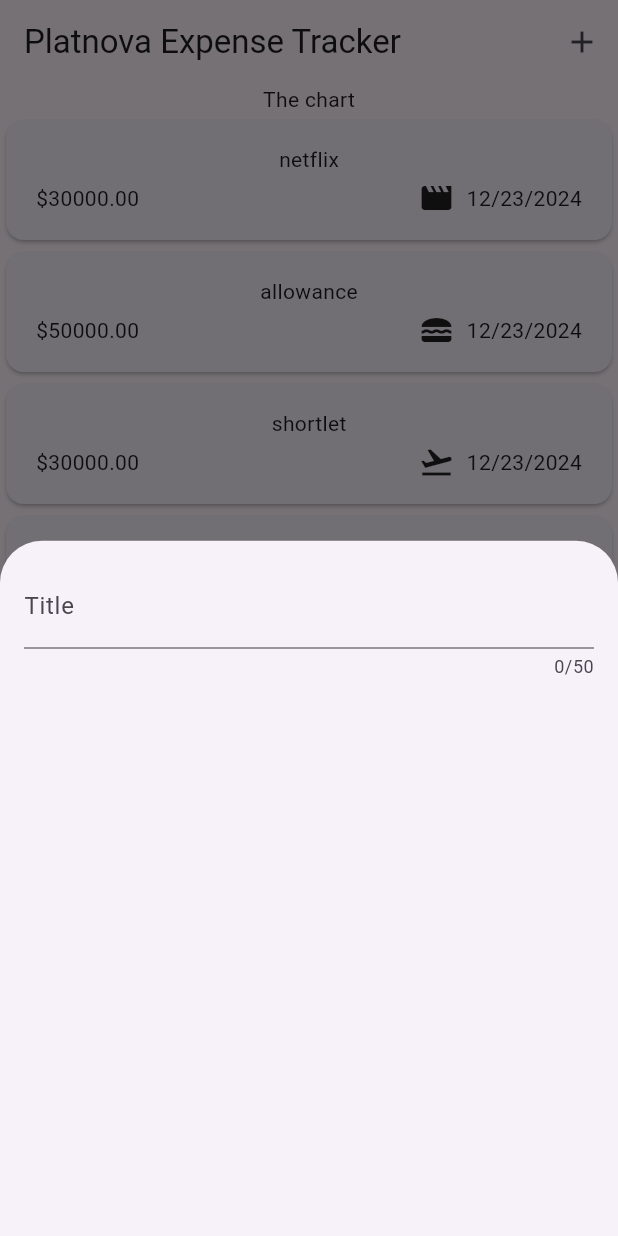
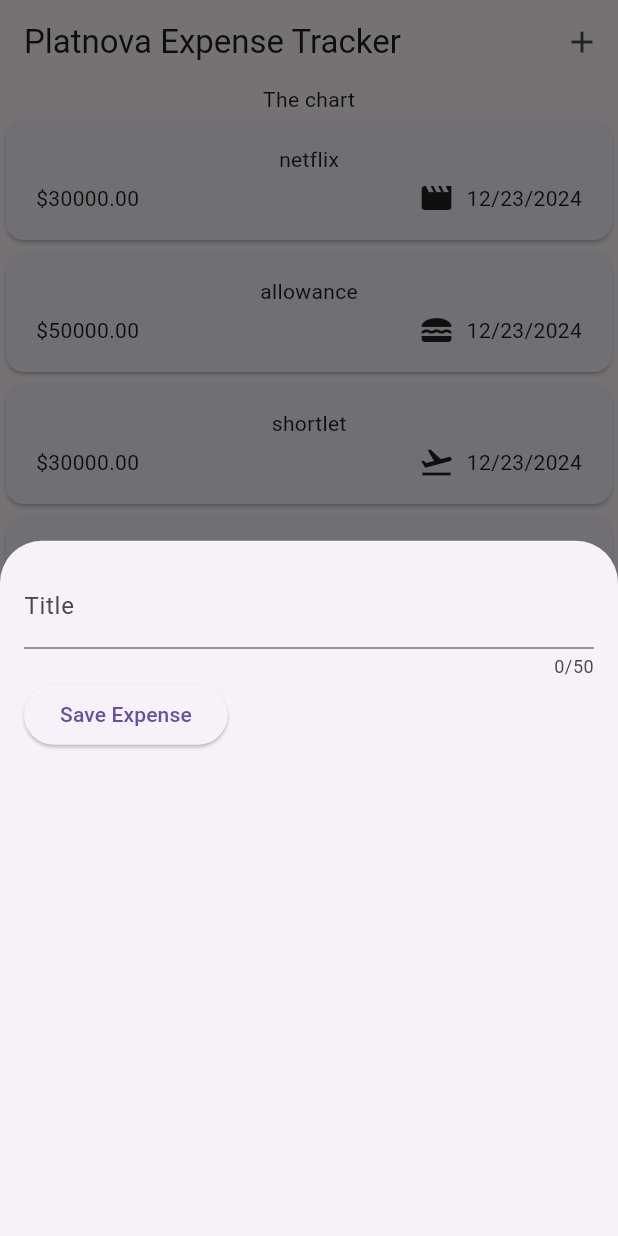
Before and after one commit to Heywrld/expense-tracker-app, a Flutter app: the screen it shows after launch, after a tap on the "add" icon, on a phone screen of 412 x 824 dp. Run offline on Flutter 3.47's test engine with Material 3 defaults, Android fonts, the phone set to English and light mode, and no system bars.

Commit message:
using flutter to store the text field and dispose afterwards

```diff
--- a/analysis_options.yaml
+++ b/analysis_options.yaml
@@ -21,7 +21,7 @@ linter:
   # `// ignore_for_file: name_of_lint` syntax on the line or in the file
   # producing the lint.
   rules:
-    # avoid_print: false  # Uncomment to disable the `avoid_print` rule
+    avoid_print: false  # Uncomment to disable the `avoid_print` rule
     # prefer_single_quotes: true  # Uncomment to enable the `prefer_single_quotes` rule
 
 # Additional information about this file can be found at
--- a/lib/widgets/new_expense.dart
+++ b/lib/widgets/new_expense.dart
@@ -8,19 +8,42 @@ class NewExpense extends StatefulWidget {
 }
 
 class _NewExpenseState extends State<NewExpense> {
+  // using flutter to store the title text in the text field
+  final _titleController = TextEditingController();
+
+// using flutter to dispose the title text in the text field afterwards
+  @override
+  void dispose() {
+    _titleController.dispose();
+    super.dispose();
+  }
+
+
   @override
   Widget build(BuildContext context) {
-    return const Padding(
-      padding: EdgeInsets.all(16),
+    return Padding(
+      padding: const EdgeInsets.all(16),
       child: Column(
         children: [
           TextField(
+            // register the value stored when the text field with flutter changes
+            controller: _titleController ,
             maxLength: 50,
-            decoration: InputDecoration(
+            decoration: const InputDecoration(
               label: Text('Title')
             ),
 
           ),
+          Row(
+            children: [
+              ElevatedButton(
+                onPressed: () {
+                   print(_titleController.text);
+                },
+                child: const Text('Save Expense'),
+                )
+            ],
+          )
         ],
       ),
       );
```
